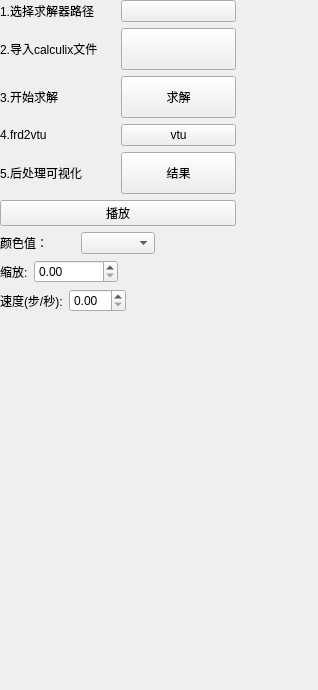
Qt form starter/FENGSim/FEM/CalculixDockWidget.ui (ArvinShaffer/FENGSim) before a commit.
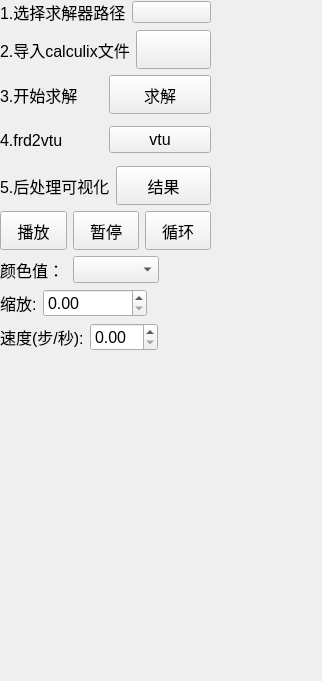
The same form after that commit. Icons and pictures are not drawn.

Commit message: fixed: 修改字体，调整dock

```diff
--- a/starter/FENGSim/FEM/CalculixDockWidget.ui
+++ b/starter/FENGSim/FEM/CalculixDockWidget.ui
@@ -6,8 +6,8 @@
    <rect>
     <x>0</x>
     <y>0</y>
-    <width>318</width>
-    <height>690</height>
+    <width>322</width>
+    <height>681</height>
    </rect>
   </property>
   <property name="sizePolicy">
@@ -24,8 +24,8 @@
     <rect>
      <x>0</x>
      <y>0</y>
-     <width>236</width>
-     <height>332</height>
+     <width>231</width>
+     <height>371</height>
     </rect>
    </property>
    <layout class="QVBoxLayout" name="verticalLayout" stretch="0,0,0,0,0,0,0,0,0,0">
@@ -48,6 +48,11 @@
      <layout class="QHBoxLayout" name="horizontalLayout_4">
       <item>
        <widget class="QLabel" name="label_4">
+        <property name="font">
+         <font>
+          <pointsize>12</pointsize>
+         </font>
+        </property>
         <property name="text">
          <string>1.选择求解器路径</string>
         </property>
@@ -64,6 +69,19 @@
         </property>
        </widget>
       </item>
+      <item>
+       <spacer name="horizontalSpacer_3">
+        <property name="orientation">
+         <enum>Qt::Vertical</enum>
+        </property>
+        <property name="sizeHint" stdset="0">
+         <size>
+          <width>20</width>
+          <height>10</height>
+         </size>
+        </property>
+       </spacer>
+      </item>
      </layout>
     </item>
     <item>
@@ -79,6 +97,11 @@
           <verstretch>0</verstretch>
          </sizepolicy>
         </property>
+        <property name="font">
+         <font>
+          <pointsize>12</pointsize>
+         </font>
+        </property>
         <property name="text">
          <string>2.导入calculix文件</string>
         </property>
@@ -101,6 +124,19 @@
         </property>
        </widget>
       </item>
+      <item>
+       <spacer name="verticalSpacer">
+        <property name="orientation">
+         <enum>Qt::Vertical</enum>
+        </property>
+        <property name="sizeHint" stdset="0">
+         <size>
+          <width>20</width>
+          <height>40</height>
+         </size>
+        </property>
+       </spacer>
+      </item>
      </layout>
     </item>
     <item>
@@ -113,6 +149,11 @@
           <verstretch>0</verstretch>
          </sizepolicy>
         </property>
+        <property name="font">
+         <font>
+          <pointsize>12</pointsize>
+         </font>
+        </property>
         <property name="text">
          <string>3.开始求解</string>
         </property>
@@ -126,17 +167,40 @@
           <verstretch>0</verstretch>
          </sizepolicy>
         </property>
+        <property name="font">
+         <font>
+          <pointsize>12</pointsize>
+         </font>
+        </property>
         <property name="text">
          <string>求解</string>
         </property>
        </widget>
       </item>
+      <item>
+       <spacer name="verticalSpacer_2">
+        <property name="orientation">
+         <enum>Qt::Vertical</enum>
+        </property>
+        <property name="sizeHint" stdset="0">
+         <size>
+          <width>20</width>
+          <height>40</height>
+         </size>
+        </property>
+       </spacer>
+      </item>
      </layout>
     </item>
     <item>
      <layout class="QHBoxLayout" name="horizontalLayout_5">
       <item>
        <widget class="QLabel" name="label_5">
+        <property name="font">
+         <font>
+          <pointsize>12</pointsize>
+         </font>
+        </property>
         <property name="text">
          <string>4.frd2vtu</string>
         </property>
@@ -144,11 +208,29 @@
       </item>
       <item>
        <widget class="QPushButton" name="frd2vtu">
+        <property name="font">
+         <font>
+          <pointsize>12</pointsize>
+         </font>
+        </property>
         <property name="text">
          <string>vtu</string>
         </property>
        </widget>
       </item>
+      <item>
+       <spacer name="verticalSpacer_3">
+        <property name="orientation">
+         <enum>Qt::Vertical</enum>
+        </property>
+        <property name="sizeHint" stdset="0">
+         <size>
+          <width>20</width>
+          <height>40</height>
+         </size>
+        </property>
+       </spacer>
+      </item>
      </layout>
     </item>
     <item>
@@ -161,6 +243,11 @@
           <verstretch>0</verstretch>
          </sizepolicy>
         </property>
+        <property name="font">
+         <font>
+          <pointsize>12</pointsize>
+         </font>
+        </property>
         <property name="text">
          <string>5.后处理可视化</string>
         </property>
@@ -174,31 +261,142 @@
           <verstretch>0</verstretch>
          </sizepolicy>
         </property>
+        <property name="font">
+         <font>
+          <pointsize>12</pointsize>
+         </font>
+        </property>
         <property name="text">
          <string>结果</string>
         </property>
        </widget>
       </item>
+      <item>
+       <spacer name="verticalSpacer_4">
+        <property name="orientation">
+         <enum>Qt::Vertical</enum>
+        </property>
+        <property name="sizeHint" stdset="0">
+         <size>
+          <width>20</width>
+          <height>40</height>
+         </size>
+        </property>
+       </spacer>
+      </item>
      </layout>
     </item>
     <item>
-     <widget class="QPushButton" name="playVtu">
-      <property name="text">
-       <string>播放</string>
-      </property>
-     </widget>
+     <layout class="QHBoxLayout" name="horizontalLayout_9">
+      <item>
+       <widget class="QPushButton" name="playVtu">
+        <property name="sizePolicy">
+         <sizepolicy hsizetype="Fixed" vsizetype="Preferred">
+          <horstretch>0</horstretch>
+          <verstretch>0</verstretch>
+         </sizepolicy>
+        </property>
+        <property name="baseSize">
+         <size>
+          <width>0</width>
+          <height>0</height>
+         </size>
+        </property>
+        <property name="font">
+         <font>
+          <pointsize>12</pointsize>
+         </font>
+        </property>
+        <property name="text">
+         <string>播放</string>
+        </property>
+       </widget>
+      </item>
+      <item>
+       <widget class="QPushButton" name="pauseVtu">
+        <property name="sizePolicy">
+         <sizepolicy hsizetype="Fixed" vsizetype="Preferred">
+          <horstretch>0</horstretch>
+          <verstretch>0</verstretch>
+         </sizepolicy>
+        </property>
+        <property name="baseSize">
+         <size>
+          <width>0</width>
+          <height>0</height>
+         </size>
+        </property>
+        <property name="font">
+         <font>
+          <pointsize>12</pointsize>
+         </font>
+        </property>
+        <property name="text">
+         <string>暂停</string>
+        </property>
+       </widget>
+      </item>
+      <item>
+       <widget class="QPushButton" name="loopVtu">
+        <property name="sizePolicy">
+         <sizepolicy hsizetype="Fixed" vsizetype="Preferred">
+          <horstretch>0</horstretch>
+          <verstretch>0</verstretch>
+         </sizepolicy>
+        </property>
+        <property name="baseSize">
+         <size>
+          <width>0</width>
+          <height>0</height>
+         </size>
+        </property>
+        <property name="font">
+         <font>
+          <pointsize>12</pointsize>
+         </font>
+        </property>
+        <property name="text">
+         <string>循环</string>
+        </property>
+       </widget>
+      </item>
+      <item>
+       <spacer name="verticalSpacer_5">
+        <property name="orientation">
+         <enum>Qt::Vertical</enum>
+        </property>
+        <property name="sizeHint" stdset="0">
+         <size>
+          <width>20</width>
+          <height>40</height>
+         </size>
+        </property>
+       </spacer>
+      </item>
+     </layout>
     </item>
     <item>
      <layout class="QHBoxLayout" name="horizontalLayout_8">
       <item>
        <widget class="QLabel" name="label_9">
+        <property name="font">
+         <font>
+          <pointsize>12</pointsize>
+         </font>
+        </property>
         <property name="text">
          <string>颜色值：</string>
         </property>
        </widget>
       </item>
       <item>
-       <widget class="QComboBox" name="colorSelect"/>
+       <widget class="QComboBox" name="colorSelect">
+        <property name="font">
+         <font>
+          <pointsize>12</pointsize>
+         </font>
+        </property>
+       </widget>
       </item>
       <item>
        <widget class="QLabel" name="label_10">
@@ -213,6 +411,11 @@
      <layout class="QHBoxLayout" name="horizontalLayout_6">
       <item>
        <widget class="QLabel" name="label_6">
+        <property name="font">
+         <font>
+          <pointsize>12</pointsize>
+         </font>
+        </property>
         <property name="text">
          <string>缩放:</string>
         </property>
@@ -220,6 +423,11 @@
       </item>
       <item>
        <widget class="QDoubleSpinBox" name="scale">
+        <property name="font">
+         <font>
+          <pointsize>12</pointsize>
+         </font>
+        </property>
         <property name="maximum">
          <double>100000.000000000000000</double>
         </property>
@@ -253,6 +461,11 @@
           <verstretch>0</verstretch>
          </sizepolicy>
         </property>
+        <property name="font">
+         <font>
+          <pointsize>12</pointsize>
+         </font>
+        </property>
         <property name="text">
          <string>速度(步/秒):</string>
         </property>
@@ -260,6 +473,11 @@
       </item>
       <item>
        <widget class="QDoubleSpinBox" name="doubleSpinBox">
+        <property name="font">
+         <font>
+          <pointsize>12</pointsize>
+         </font>
+        </property>
         <property name="maximum">
          <double>50.000000000000000</double>
         </property>
```
The commit also changes 1 other file.
